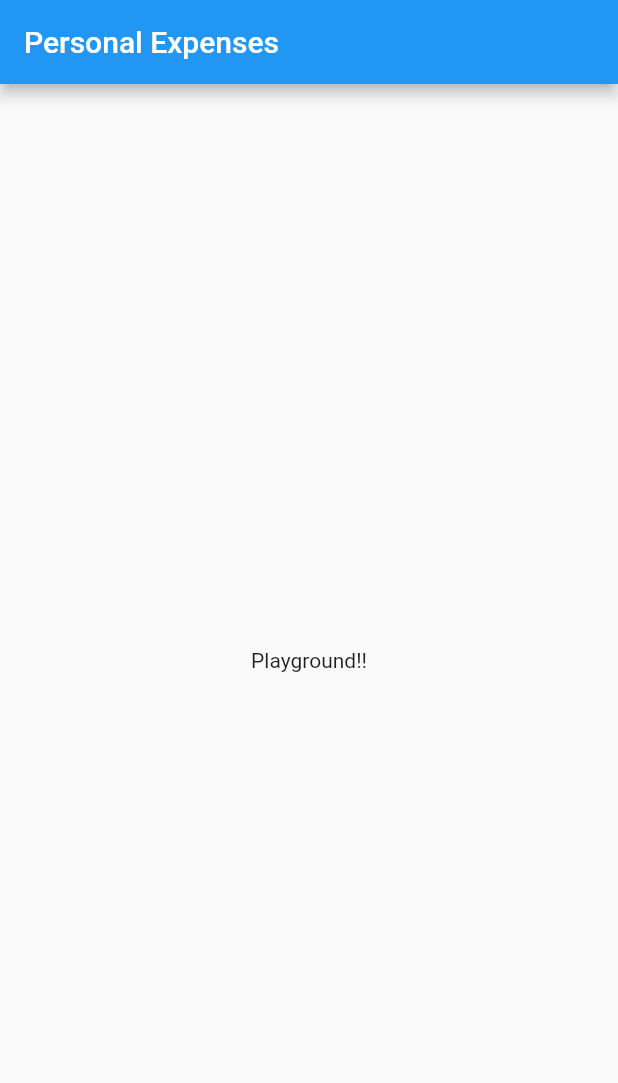
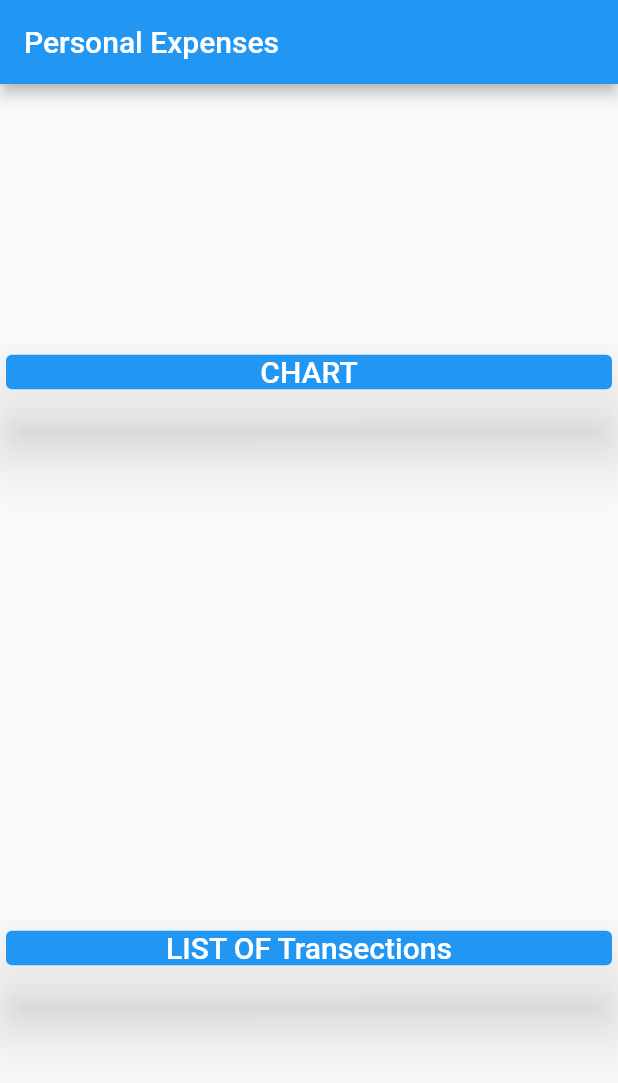
Before and after one commit to IIvexII/Personal_Expense, a Flutter app: the screen it shows after launch, on a phone screen of 412 x 824 dp. Shown: the top 1083 px of the screen. Run offline on Flutter 3.47's test engine with Material 2 defaults, Android fonts, the phone set to English and light mode, and no system bars.

Commit message:
Transection class is created for transection records :pencil:.

```diff
--- a/lib/main.dart
+++ b/lib/main.dart
@@ -1,3 +1,4 @@
+import 'package:Personal_Expense/transection.dart';
 import 'package:flutter/material.dart';
 
 void main() => runApp(PersonalExpense());
@@ -6,6 +7,7 @@ class PersonalExpense extends StatelessWidget {
   @override
   Widget build(BuildContext context) {
     return MaterialApp(
+      debugShowCheckedModeBanner: false,
       title: 'Personal Expense',
       home: MyHomePage(),
     );
@@ -13,14 +15,43 @@ class PersonalExpense extends StatelessWidget {
 }
 
 class MyHomePage extends StatelessWidget {
+  final List<Transection> transections = [];
+
+  @override
   Widget build(BuildContext context) {
     return Scaffold(
-      appBar: AppBar(
-        title: Text('Personal Expenses'),
-      ),
-      body: Center(
-        child: Text('Playground!!'),
-      ),
-    );
+        appBar: AppBar(
+          title: Text('Personal Expenses'),
+        ),
+        body: Column(
+          mainAxisAlignment: MainAxisAlignment.spaceAround,
+          crossAxisAlignment: CrossAxisAlignment.stretch,
+          children: <Widget>[
+            Card(
+              color: Colors.blue,
+              child: Text(
+                'CHART',
+                style: TextStyle(
+                    color: Colors.white,
+                    fontSize: 20,
+                    fontWeight: FontWeight.w500),
+                textAlign: TextAlign.center,
+              ),
+              elevation: 20,
+            ),
+            Card(
+              color: Colors.blue,
+              child: Text(
+                'LIST OF Transections',
+                style: TextStyle(
+                    color: Colors.white,
+                    fontSize: 20,
+                    fontWeight: FontWeight.w500),
+                textAlign: TextAlign.center,
+              ),
+              elevation: 20,
+            )
+          ],
+        ));
   }
 }
```
Also changed, not shown: 1 other file.
